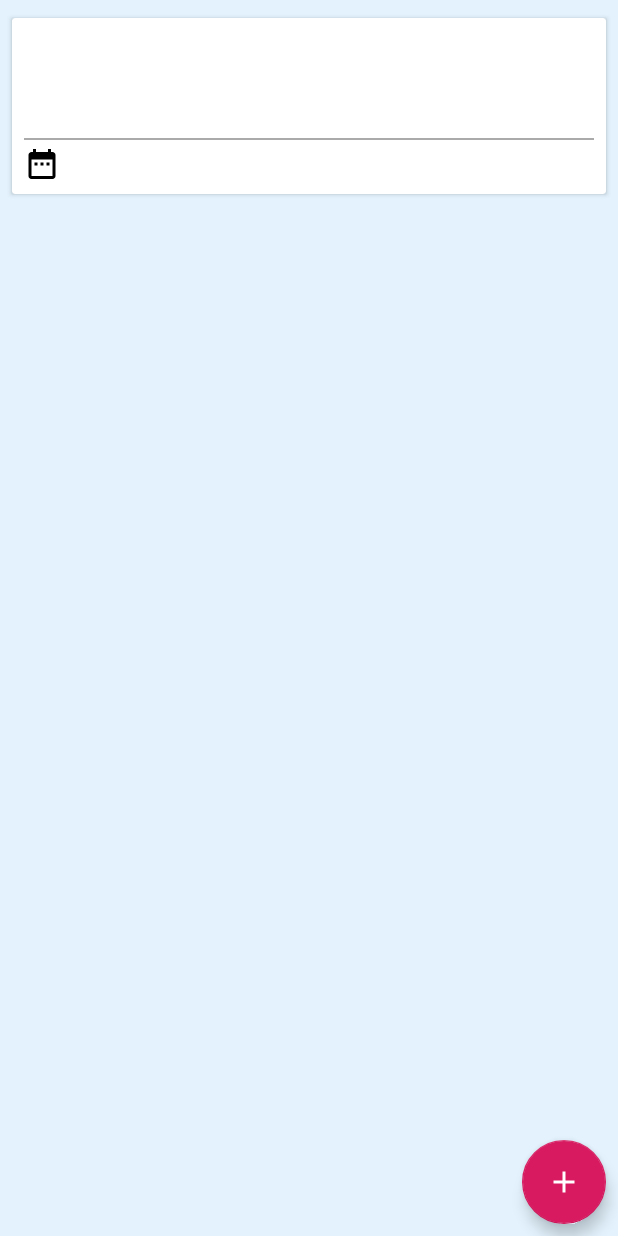
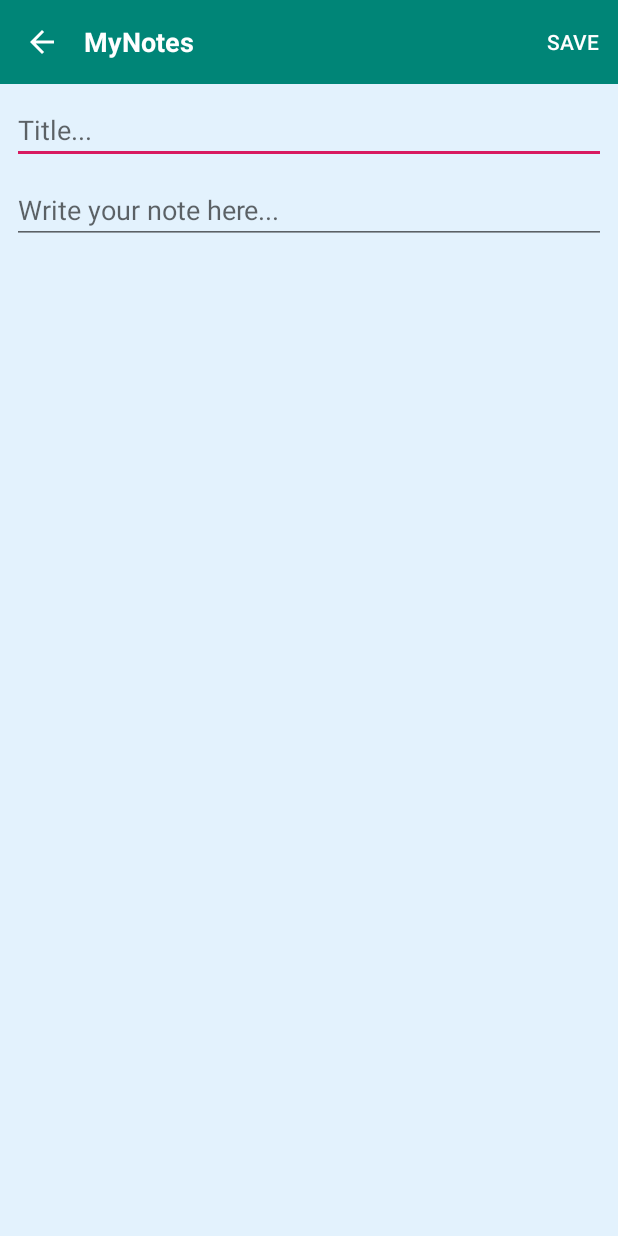
Before and after one commit to dsimanushkin/MyNotes, an Android app: the screen it shows after launch (NotesActivity before the commit, AddEditNoteActivity after it), after a tap on an icon or button, on a phone screen of 412 x 824 dp. Run offline under Robolectric (Android 15) with nearby library versions, the phone set to English and light mode, and no system bars.

Commit message:
Added Add/EditNoteActivity and Toolbar for it

```diff
--- a/app/src/main/AndroidManifest.xml
+++ b/app/src/main/AndroidManifest.xml
@@ -16,6 +16,7 @@
                 <category android:name="android.intent.category.LAUNCHER" />
             </intent-filter>
         </activity>
+        <activity android:name=".AddEditNoteActivity" />
     </application>
 
 </manifest>
--- /dev/null
+++ b/app/src/main/java/com/devlab74/mynotes/AddEditNoteActivity.java
@@ -0,0 +1,62 @@
+package com.devlab74.mynotes;
+
+import android.os.Bundle;
+import android.view.Menu;
+import android.view.MenuInflater;
+import android.view.MenuItem;
+import android.widget.EditText;
+import android.widget.TextView;
+
+import androidx.annotation.Nullable;
+import androidx.appcompat.widget.Toolbar;
+
+import java.util.Objects;
+
+public class AddEditNoteActivity extends BaseActivity {
+
+    private TextView toolbarTitle;
+    private EditText editTextTitle;
+    private EditText editTextDescription;
+
+    @Override
+    protected void onCreate(@Nullable Bundle savedInstanceState) {
+        super.onCreate(savedInstanceState);
+        setContentView(R.layout.activity_add_edit_note);
+
+        editTextTitle = findViewById(R.id.edit_text_title);
+        editTextDescription = findViewById(R.id.edit_text_description);
+
+        initActionBar();
+    }
+
+    private void initActionBar() {
+        Toolbar toolbar = findViewById(R.id.toolbar);
+        setSupportActionBar(toolbar);
+        Objects.requireNonNull(getSupportActionBar()).setDisplayShowTitleEnabled(false);
+        getSupportActionBar().setDisplayHomeAsUpEnabled(true);
+        toolbarTitle = toolbar.findViewById(R.id.toolbar_title);
+    }
+
+    @Override
+    public boolean onCreateOptionsMenu(Menu menu) {
+        super.onCreateOptionsMenu(menu);
+        MenuInflater menuInflater = getMenuInflater();
+        menuInflater.inflate(R.menu.note_menu, menu);
+        return true;
+    }
+
+    @Override
+    public boolean onOptionsItemSelected(MenuItem item) {
+        super.onOptionsItemSelected(item);
+        switch (item.getItemId()) {
+            case android.R.id.home: {
+                onBackPressed();
+                break;
+            }
+            case R.id.note_menu_save: {
+                break;
+            }
+        }
+        return true;
+    }
+}
--- a/app/src/main/java/com/devlab74/mynotes/NotesActivity.java
+++ b/app/src/main/java/com/devlab74/mynotes/NotesActivity.java
@@ -1,5 +1,6 @@
 package com.devlab74.mynotes;
 
+import android.content.Intent;
 import android.os.Bundle;
 import android.view.View;
 
@@ -40,11 +41,7 @@ public class NotesActivity extends BaseActivity {
     }
 
     private View.OnClickListener onClickListener = view -> {
-        if (notesList == null) {
-            notesList = new ArrayList<>();
-        }
-        Note note = new Note();
-        notesList.add(note);
-        noteRecyclerAdapter.setNotes(notesList);
+        Intent intent = new Intent(this, AddEditNoteActivity.class);
+        startActivity(intent);
     };
 }
--- /dev/null
+++ b/app/src/main/res/layout/activity_add_edit_note.xml
@@ -0,0 +1,45 @@
+<?xml version="1.0" encoding="utf-8"?>
+<androidx.constraintlayout.widget.ConstraintLayout
+    xmlns:android="http://schemas.android.com/apk/res/android"
+    android:layout_width="match_parent"
+    android:layout_height="match_parent"
+    xmlns:tools="http://schemas.android.com/tools"
+    android:background="@color/background"
+    tools:context=".AddEditNoteActivity">
+
+    <RelativeLayout
+        android:layout_width="match_parent"
+        android:layout_height="match_parent">
+
+        <include
+            android:id="@+id/toolbar_layout"
+            layout="@layout/toolbar_layout"
+            android:layout_width="match_parent"
+            android:layout_height="wrap_content"/>
+
+        <EditText
+            android:layout_width="match_parent"
+            android:layout_height="wrap_content"
+            android:layout_below="@id/toolbar_layout"
+            android:id="@+id/edit_text_title"
+            android:layout_marginStart="8dp"
+            android:layout_marginTop="8dp"
+            android:layout_marginEnd="8dp"
+            android:hint="Title..."
+            android:inputType="text"/>
+
+        <EditText
+            android:layout_width="match_parent"
+            android:layout_height="wrap_content"
+            android:id="@+id/edit_text_description"
+            android:layout_below="@id/edit_text_title"
+            android:layout_marginStart="8dp"
+            android:layout_marginTop="8dp"
+            android:layout_marginEnd="8dp"
+            android:gravity="top|left"
+            android:hint="Write your note here..."
+            android:inputType="textMultiLine"/>
+
+    </RelativeLayout>
+
+</androidx.constraintlayout.widget.ConstraintLayout>
--- /dev/null
+++ b/app/src/main/res/layout/toolbar_layout.xml
@@ -0,0 +1,39 @@
+<?xml version="1.0" encoding="utf-8"?>
+<LinearLayout xmlns:android="http://schemas.android.com/apk/res/android"
+    xmlns:app="http://schemas.android.com/apk/res-auto"
+    android:orientation="vertical"
+    android:layout_width="match_parent"
+    android:layout_height="match_parent">
+
+    <RelativeLayout
+        android:layout_width="match_parent"
+        android:layout_height="match_parent">
+
+        <androidx.appcompat.widget.Toolbar
+            android:layout_width="match_parent"
+            android:layout_height="?attr/actionBarSize"
+            android:id="@+id/toolbar"
+            android:background="?attr/colorPrimary"
+            android:clickable="true"
+            android:focusable="true"
+            android:theme="@style/ThemeOverlay.AppCompat.Dark.ActionBar"
+            app:contentInsetStart="16dp"
+            app:contentInsetStartWithNavigation="0dp"
+            app:popupTheme="@style/ThemeOverlay.AppCompat.Light">
+
+            <TextView
+                android:layout_width="wrap_content"
+                android:layout_height="wrap_content"
+                android:id="@+id/toolbar_title"
+                android:layout_marginStart="0dp"
+                android:text="@string/app_name"
+                android:textAllCaps="false"
+                android:textColor="#ffffff"
+                android:textSize="18sp"
+                android:textStyle="bold"/>
+
+        </androidx.appcompat.widget.Toolbar>
+
+    </RelativeLayout>
+
+</LinearLayout>
--- /dev/null
+++ b/app/src/main/res/menu/note_menu.xml
@@ -0,0 +1,8 @@
+<?xml version="1.0" encoding="utf-8"?>
+<menu xmlns:android="http://schemas.android.com/apk/res/android"
+    xmlns:app="http://schemas.android.com/apk/res-auto">
+    <item
+        android:id="@+id/note_menu_save"
+        android:title="Save"
+        app:showAsAction="ifRoom"/>
+</menu>
```
